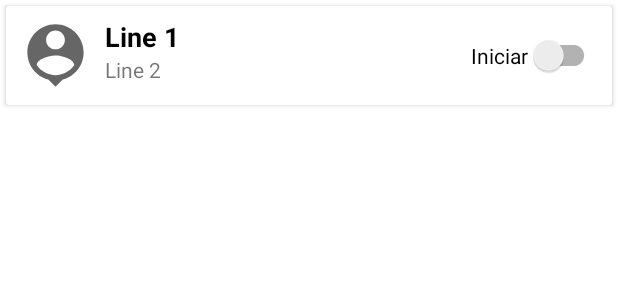
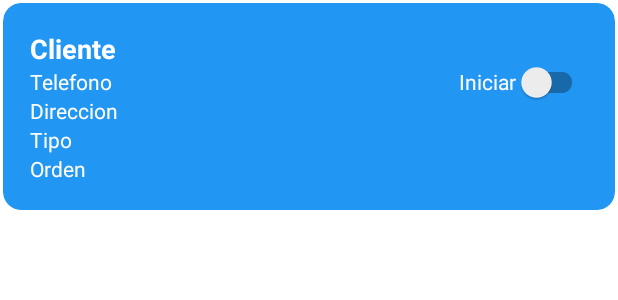
Before and after one commit to eliato/appandroid, an Android app: the layout item_data.xml on its own in the app's theme, with its tools: preview values and no code run, on a phone screen of 412 x 824 dp. Shown: the top 300 px of the screen. Run offline under Robolectric (Android 15) with nearby library versions, the phone set to English and light mode, and no system bars.

Commit message:
change view, add cerrar session

```diff
--- a/app/src/main/java/com/example/myapp/Model/GetData.kt
+++ b/app/src/main/java/com/example/myapp/Model/GetData.kt
@@ -13,5 +13,7 @@ data class GetData (
       val cliente: String,
       val rt_inicio: String,
       val rt_estado: Int,
-      val des_id_estado: Int
+      val des_id_estado: Int,
+      var dir_direccion: String,
+      var telefono: String
 )
--- a/app/src/main/res/layout/item_data.xml
+++ b/app/src/main/res/layout/item_data.xml
@@ -1,49 +1,72 @@
 <?xml version="1.0" encoding="utf-8"?>
 
-<androidx.cardview.widget.CardView xmlns:android="http://schemas.android.com/apk/res/android"
+<androidx.cardview.widget.CardView
+    xmlns:android="http://schemas.android.com/apk/res/android"
+    xmlns:card_view="http://schemas.android.com/apk/res-auto"
     android:layout_width="match_parent"
     android:layout_height="wrap_content"
     xmlns:tools="http://schemas.android.com/tools"
-    android:layout_margin="4dp"
-    android:padding="8dp"
+    android:layout_margin="2dp"
+    android:padding="1dp"
+    card_view:cardElevation="1dp"
+    card_view:cardCornerRadius="12dp"
+    card_view:cardBackgroundColor="#2196F3"
+    card_view:contentPadding="2dp"
+
     >
     <RelativeLayout
         android:layout_width="match_parent"
-        android:layout_height="match_parent"
-        android:padding="8dp"
+        android:layout_height="wrap_content"
+        android:padding="16dp"
         >
-
-        <ImageView
-            android:id="@+id/image_view"
-            android:layout_width="50dp"
-            android:layout_height="50dp"
-            android:layout_marginEnd="8dp"
-            android:src="@drawable/ic_baseline_person_pin_24" />
 
         <TextView
             android:id="@+id/tname"
             android:layout_width="wrap_content"
             android:layout_height="wrap_content"
-            android:layout_toEndOf="@id/image_view"
-            android:text="Line 1"
-            android:textColor="@android:color/black"
+            android:text="Cliente"
+            android:textColor="@android:color/white"
             android:textSize="18sp"
-            android:textStyle="bold" />
-
+            android:textStyle="bold"
+            />
+        <TextView
+            android:id="@+id/telefono"
+            android:layout_width="wrap_content"
+            android:layout_height="wrap_content"
+            android:layout_below="@id/tname"
+            android:text="Telefono"
+            tools:ignore="InvalidId"
+            android:textColor="@android:color/white"/>
         <TextView
             android:id="@+id/direccion"
             android:layout_width="wrap_content"
             android:layout_height="wrap_content"
-            android:layout_below="@id/tname"
-            android:layout_toEndOf="@id/image_view"
-            android:text="Line 2" />
+            android:layout_below="@id/telefono"
+            android:text="Direccion"
+            android:textColor="@android:color/white"/>
+        <TextView
+            android:id="@+id/tipo"
+            android:layout_width="wrap_content"
+            android:layout_height="wrap_content"
+            android:layout_below="@id/direccion"
+            android:text="Tipo"
+            android:textColor="@android:color/white"/>
+        <TextView
+            android:id="@+id/orden"
+            android:layout_width="wrap_content"
+            android:layout_height="wrap_content"
+            android:layout_below="@+id/tipo"
+            android:text="Orden"
+            android:textColor="@android:color/white"/>
 
         <androidx.appcompat.widget.SwitchCompat
             android:layout_width="wrap_content"
-            android:layout_height="50dp"
+            android:layout_height="69dp"
             android:id="@+id/startEnd"
             android:text="Iniciar"
-            android:layout_alignParentEnd="true"/>
+            android:layout_alignParentEnd="true"
+            android:textColor="@android:color/white"/>
+
 
     </RelativeLayout>
 </androidx.cardview.widget.CardView>
--- a/app/src/main/res/values/strings.xml
+++ b/app/src/main/res/values/strings.xml
@@ -1,4 +1,4 @@
 <resources>
-    <string name="app_name">MyApp</string>
+    <string name="app_name">Lcr Tracking Moto</string>
     <string name="ip">170.80.23.121</string>
 </resources>
```
Also changed, not shown: app/src/main/java/com/example/myapp/AdapterData.kt (+17 -24 lines), app/src/main/java/com/example/myapp/Prefs.kt (+18 -0 lines), app/src/main/java/com/example/myapp/ViewMain.kt (+22 -3 lines), app/src/main/res/menu/nav_menu.xml (added, +9 -0 lines).
